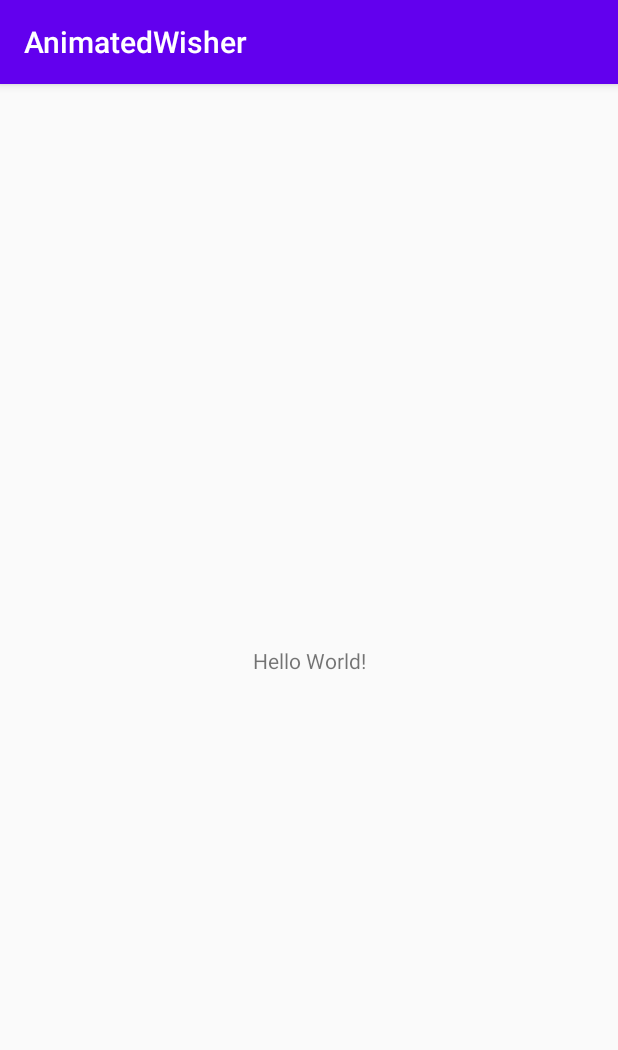
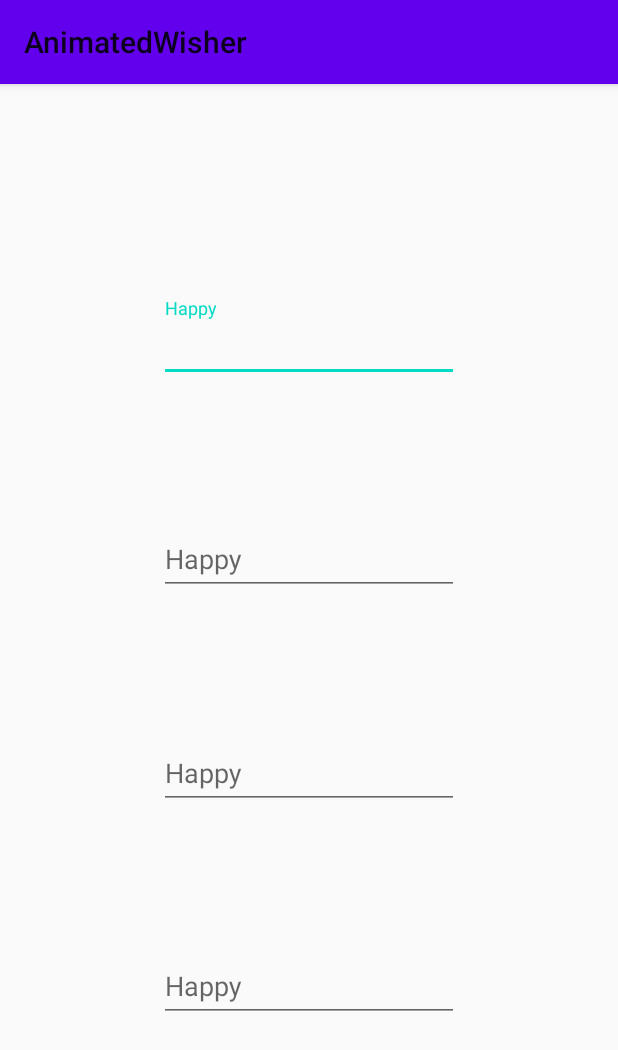
Before and after one commit to sidhuparas/AnimatedWisher, an Android app: the screen it shows after launch (MainActivity), on a phone screen of 412 x 824 dp. Shown: the top 1050 px of the screen. Run offline under Robolectric (Android 15) with nearby library versions, the phone set to English and light mode, and no system bars.

Commit message:
Setup EditText

```diff
--- a/app/build.gradle
+++ b/app/build.gradle
@@ -30,6 +30,8 @@ dependencies {
     implementation 'androidx.core:core-ktx:1.3.0'
     implementation 'androidx.appcompat:appcompat:1.1.0'
     implementation 'androidx.constraintlayout:constraintlayout:1.1.3'
+    implementation 'com.google.android.material:material:1.2.0-beta01'
+
     testImplementation 'junit:junit:4.12'
     androidTestImplementation 'androidx.test.ext:junit:1.1.1'
     androidTestImplementation 'androidx.test.espresso:espresso-core:3.2.0'
--- a/app/src/main/res/layout/activity_main.xml
+++ b/app/src/main/res/layout/activity_main.xml
@@ -6,13 +6,64 @@
     android:layout_height="match_parent"
     tools:context=".MainActivity">
 
-    <TextView
-        android:layout_width="wrap_content"
+  <com.google.android.material.textfield.TextInputLayout
+      android:layout_width="wrap_content"
+      android:layout_height="wrap_content"
+      app:layout_constraintVertical_bias="0.2"
+      app:layout_constraintBottom_toBottomOf="parent"
+      app:layout_constraintEnd_toEndOf="parent"
+      app:layout_constraintStart_toStartOf="parent"
+      app:layout_constraintTop_toTopOf="parent">
+
+    <EditText
+        android:layout_width="200dp"
         android:layout_height="wrap_content"
-        android:text="Hello World!"
-        app:layout_constraintBottom_toBottomOf="parent"
-        app:layout_constraintLeft_toLeftOf="parent"
-        app:layout_constraintRight_toRightOf="parent"
-        app:layout_constraintTop_toTopOf="parent" />
+        android:hint="Happy" />
+  </com.google.android.material.textfield.TextInputLayout>
 
+
+  <com.google.android.material.textfield.TextInputLayout
+      android:layout_width="wrap_content"
+      android:layout_height="wrap_content"
+      app:layout_constraintVertical_bias="0.4"
+      app:layout_constraintBottom_toBottomOf="parent"
+      app:layout_constraintEnd_toEndOf="parent"
+      app:layout_constraintStart_toStartOf="parent"
+      app:layout_constraintTop_toTopOf="parent">
+
+    <EditText
+        android:layout_width="200dp"
+        android:layout_height="wrap_content"
+        android:hint="Happy" />
+  </com.google.android.material.textfield.TextInputLayout>
+
+  <com.google.android.material.textfield.TextInputLayout
+      android:layout_width="wrap_content"
+      android:layout_height="wrap_content"
+      app:layout_constraintVertical_bias="0.6"
+      app:layout_constraintBottom_toBottomOf="parent"
+      app:layout_constraintEnd_toEndOf="parent"
+      app:layout_constraintStart_toStartOf="parent"
+      app:layout_constraintTop_toTopOf="parent">
+
+    <EditText
+        android:layout_width="200dp"
+        android:layout_height="wrap_content"
+        android:hint="Happy" />
+  </com.google.android.material.textfield.TextInputLayout>
+
+  <com.google.android.material.textfield.TextInputLayout
+      android:layout_width="wrap_content"
+      android:layout_height="wrap_content"
+      app:layout_constraintVertical_bias="0.8"
+      app:layout_constraintBottom_toBottomOf="parent"
+      app:layout_constraintEnd_toEndOf="parent"
+      app:layout_constraintStart_toStartOf="parent"
+      app:layout_constraintTop_toTopOf="parent">
+
+    <EditText
+        android:layout_width="200dp"
+        android:layout_height="wrap_content"
+        android:hint="Happy" />
+  </com.google.android.material.textfield.TextInputLayout>
 </androidx.constraintlayout.widget.ConstraintLayout>
--- a/app/src/main/res/values/styles.xml
+++ b/app/src/main/res/values/styles.xml
@@ -1,6 +1,6 @@
 <resources>
     <!-- Base application theme. -->
-    <style name="AppTheme" parent="Theme.AppCompat.Light.DarkActionBar">
+    <style name="AppTheme" parent="Theme.MaterialComponents.DayNight.Bridge">
         <!-- Customize your theme here. -->
         <item name="colorPrimary">@color/colorPrimary</item>
         <item name="colorPrimaryDark">@color/colorPrimaryDark</item>
```
